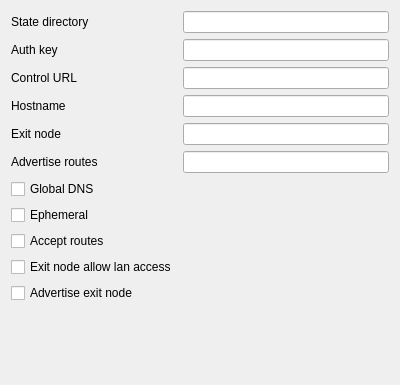
hopol/throne-mirror, file upstream/include/ui/profile/edit_tailscale.ui: the form before one commit.
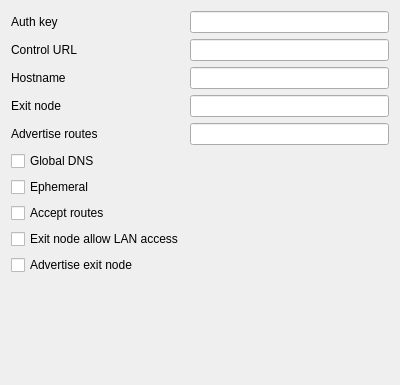
The form after the commit.

What changed in the file:
```diff
--- a/upstream/include/ui/profile/edit_tailscale.ui
+++ b/upstream/include/ui/profile/edit_tailscale.ui
@@ -15,19 +15,6 @@
   </property>
   <layout class="QFormLayout" name="formLayout">
    <item row="0" column="0">
-    <widget class="QLabel" name="label">
-     <property name="text">
-      <string>State directory</string>
-     </property>
-     <property name="buddy">
-      <cstring>state_dir</cstring>
-     </property>
-    </widget>
-   </item>
-   <item row="0" column="1">
-    <widget class="QLineEdit" name="state_dir"/>
-   </item>
-   <item row="2" column="0">
     <widget class="QLabel" name="label_2">
      <property name="text">
       <string>Auth key</string>
@@ -37,10 +24,10 @@
      </property>
     </widget>
    </item>
-   <item row="2" column="1">
+   <item row="0" column="1">
     <widget class="QLineEdit" name="auth_key"/>
    </item>
-   <item row="4" column="0">
+   <item row="1" column="0">
     <widget class="QLabel" name="label_3">
      <property name="text">
       <string>Control URL</string>
@@ -50,10 +37,10 @@
      </property>
     </widget>
    </item>
-   <item row="4" column="1">
+   <item row="1" column="1">
     <widget class="QLineEdit" name="control_plane"/>
    </item>
-   <item row="7" column="0">
+   <item row="2" column="0">
     <widget class="QLabel" name="label_4">
      <property name="text">
       <string>Hostname</string>
@@ -63,38 +50,38 @@
      </property>
     </widget>
    </item>
-   <item row="7" column="1">
+   <item row="2" column="1">
     <widget class="QLineEdit" name="hostname"/>
    </item>
-   <item row="13" column="0">
+   <item row="7" column="0">
     <widget class="QCheckBox" name="accept_route">
      <property name="text">
       <string>Accept routes</string>
      </property>
     </widget>
    </item>
-   <item row="12" column="0">
+   <item row="6" column="0">
     <widget class="QCheckBox" name="ephemeral">
      <property name="text">
       <string>Ephemeral</string>
      </property>
     </widget>
    </item>
-   <item row="14" column="0">
+   <item row="8" column="0">
     <widget class="QCheckBox" name="exit_node_lan_access">
      <property name="text">
-      <string>Exit node allow lan access</string>
+      <string>Exit node allow LAN access</string>
      </property>
     </widget>
    </item>
-   <item row="15" column="0">
+   <item row="9" column="0">
     <widget class="QCheckBox" name="advertise_exit_node">
      <property name="text">
       <string>Advertise exit node</string>
      </property>
     </widget>
    </item>
-   <item row="9" column="0">
+   <item row="3" column="0">
     <widget class="QLabel" name="label_5">
      <property name="text">
       <string>Exit node</string>
@@ -104,10 +91,10 @@
      </property>
     </widget>
    </item>
-   <item row="9" column="1">
+   <item row="3" column="1">
     <widget class="QLineEdit" name="exit_node"/>
    </item>
-   <item row="10" column="0">
+   <item row="4" column="0">
     <widget class="QLabel" name="label_6">
      <property name="toolTip">
       <string>&lt;html&gt;&lt;head/&gt;&lt;body&gt;&lt;p&gt;comma seperated list of subnets&lt;/p&gt;&lt;/body&gt;&lt;/html&gt;</string>
@@ -120,10 +107,10 @@
      </property>
     </widget>
    </item>
-   <item row="10" column="1">
+   <item row="4" column="1">
     <widget class="QLineEdit" name="advertise_routes"/>
    </item>
-   <item row="11" column="0">
+   <item row="5" column="0">
     <widget class="QCheckBox" name="global_dns">
      <property name="toolTip">
       <string>&lt;html&gt;&lt;head/&gt;&lt;body&gt;&lt;p&gt;use tailscale dns as the remote dns&lt;/p&gt;&lt;/body&gt;&lt;/html&gt;</string>
```
Left out of the diff: 5 changed lines with no effect on the pictures.
